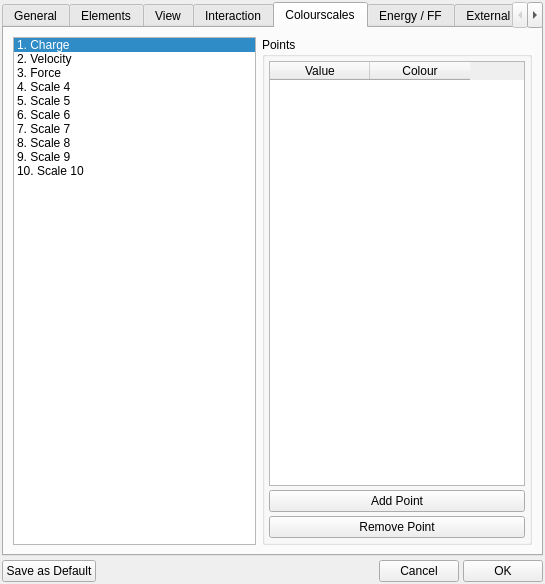
Before: the Qt Designer form src/gui/prefs.ui in trisyoungs/aten, drawn with Qt 5.
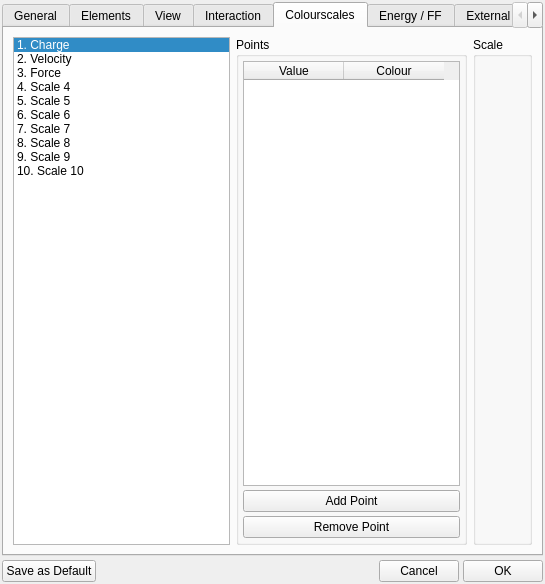
After: the same form once the commit is applied. The open tabs and pages were chosen to show the change. Icons and pictures are not drawn. Custom widgets are drawn as their Qt base class.

Commit message: Added ColourScalePoint::colourAsQColor() function. Added TGradientEditor class. Implemented ColourScale::adjustRange(). Renamed and reworked a few other functions in ColourScale. Farmed code from PopupColour out into a separate reusable widget (TColourWidget), used by PopupColour and new ColourDialog class (incomplete).

```diff
--- a/src/gui/prefs.ui
+++ b/src/gui/prefs.ui
@@ -2553,7 +2553,7 @@
         <widget class="QListWidget" name="ScaleList">
          <property name="sizePolicy">
           <sizepolicy hsizetype="Expanding" vsizetype="Expanding">
-           <horstretch>1</horstretch>
+           <horstretch>0</horstretch>
            <verstretch>0</verstretch>
           </sizepolicy>
          </property>
@@ -2697,6 +2697,46 @@
          </layout>
         </widget>
        </item>
+       <item>
+        <widget class="QGroupBox" name="ScaleGroup">
+         <property name="sizePolicy">
+          <sizepolicy hsizetype="Expanding" vsizetype="Preferred">
+           <horstretch>0</horstretch>
+           <verstretch>0</verstretch>
+          </sizepolicy>
+         </property>
+         <property name="title">
+          <string>Scale</string>
+         </property>
+         <layout class="QVBoxLayout" name="verticalLayout_15">
+          <property name="spacing">
+           <number>4</number>
+          </property>
+          <property name="leftMargin">
+           <number>4</number>
+          </property>
+          <property name="topMargin">
+           <number>4</number>
+          </property>
+          <property name="rightMargin">
+           <number>4</number>
+          </property>
+          <property name="bottomMargin">
+           <number>4</number>
+          </property>
+          <item>
+           <widget class="TGradientEditor" name="ScaleEditor" native="true">
+            <property name="sizePolicy">
+             <sizepolicy hsizetype="Expanding" vsizetype="Preferred">
+              <horstretch>0</horstretch>
+              <verstretch>0</verstretch>
+             </sizepolicy>
+            </property>
+           </widget>
+          </item>
+         </layout>
+        </widget>
+       </item>
       </layout>
      </widget>
      <widget class="QWidget" name="EnergyFFTab">
@@ -3213,6 +3253,12 @@
    <extends>QToolButton</extends>
    <header>gui/tmenubutton.hui</header>
   </customwidget>
+  <customwidget>
+   <class>TGradientEditor</class>
+   <extends>QWidget</extends>
+   <header>gui/tgradienteditor.hui</header>
+   <container>1</container>
+  </customwidget>
  </customwidgets>
  <resources>
   <include location="icons.qrc"/>
```
Left out of the diff: 2 changed lines with no effect on the pictures. The commit also changes 17 other files.
